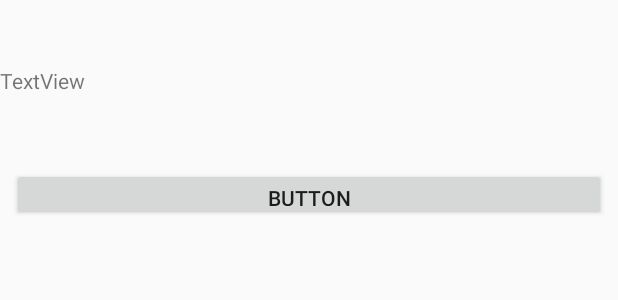
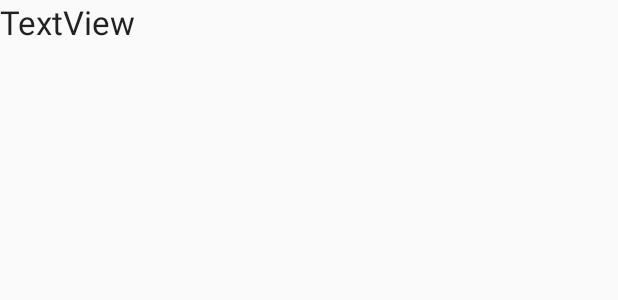
Before and after one commit to kubalobo/FacebookEvents, an Android app: the layout info_window.xml on its own in the app's theme, with its tools: preview values and no code run, on a phone screen of 412 x 824 dp. Shown: the top 300 px of the screen. Run offline under Robolectric (Android 15) with nearby library versions, the phone set to English and light mode, and no system bars.

Commit message:
Map markers and info completed

```diff
--- a/app/src/main/java/com/asiaikuba/facebookevents/EventsListAdapter.java
+++ b/app/src/main/java/com/asiaikuba/facebookevents/EventsListAdapter.java
@@ -100,6 +100,7 @@ class EventsListAdapter extends RecyclerView.Adapter<EventsListAdapter.ViewHolde
                 FragmentEventInfo fragment = new FragmentEventInfo();
                 fragment.setEventIdOnList(position);
                 transaction.replace(R.id.fragmentContainer, fragment);
+                transaction.addToBackStack(null);
                 transaction.commit();
             }
         }
--- a/app/src/main/java/com/asiaikuba/facebookevents/MainActivity.java
+++ b/app/src/main/java/com/asiaikuba/facebookevents/MainActivity.java
@@ -21,8 +21,6 @@ import java.util.List;
 
 public class MainActivity extends AppCompatActivity implements FragmentLogin.OnLoginFragmentInteractionListener {
 
-
-
     List<Event> events;
 
     public List<Event> getEvents() {
@@ -39,6 +37,7 @@ public class MainActivity extends AppCompatActivity implements FragmentLogin.OnL
 
                     FragmentTransaction transaction = getSupportFragmentManager().beginTransaction();
                     transaction.replace(R.id.fragmentContainer, new FragmentLogin());
+                    transaction.addToBackStack(null);
                     transaction.commit();
 
                     return true;
@@ -46,6 +45,7 @@ public class MainActivity extends AppCompatActivity implements FragmentLogin.OnL
 
                     transaction = getSupportFragmentManager().beginTransaction();
                     transaction.replace(R.id.fragmentContainer, new FragmentMap());
+                    transaction.addToBackStack(null);
                     transaction.commit();
 
                     return true;
@@ -53,6 +53,7 @@ public class MainActivity extends AppCompatActivity implements FragmentLogin.OnL
                 case R.id.navigation_notifications:
                     transaction = getSupportFragmentManager().beginTransaction();
                     transaction.replace(R.id.fragmentContainer, new FragmentEventsList());
+                    transaction.addToBackStack(null);
                     transaction.commit();
 
                     return true;
--- a/app/src/main/res/layout/info_window.xml
+++ b/app/src/main/res/layout/info_window.xml
@@ -7,24 +7,14 @@
     android:orientation="vertical"
     tools:layout_editor_absoluteY="81dp">
 
-    <Button
-        android:id="@+id/button2"
+    <TextView
+        android:id="@+id/infoWindow_name"
         android:layout_width="match_parent"
-        android:layout_height="35dp"
-        android:layout_marginEnd="8dp"
-        android:layout_marginStart="8dp"
-        android:layout_marginTop="112dp"
-        android:text="Button"
+        android:layout_height="36dp"
+        android:text="TextView"
+        android:textAppearance="@android:style/TextAppearance.Material.Large"
         app:layout_constraintEnd_toEndOf="parent"
+        app:layout_constraintHorizontal_bias="0.0"
         app:layout_constraintStart_toStartOf="parent"
         app:layout_constraintTop_toTopOf="parent" />
-
-    <TextView
-        android:id="@+id/textView"
-        android:layout_width="match_parent"
-        android:layout_height="36dp"
-        android:layout_marginTop="44dp"
-        android:text="TextView"
-        app:layout_constraintTop_toTopOf="parent"
-        tools:layout_editor_absoluteX="123dp" />
 </android.support.constraint.ConstraintLayout>
```
Also changed, not shown: app/src/main/java/com/asiaikuba/facebookevents/FragmentMap.java (+6 -10 lines), app/src/main/java/com/asiaikuba/facebookevents/InfoWindowData.java (+8 -6 lines).
